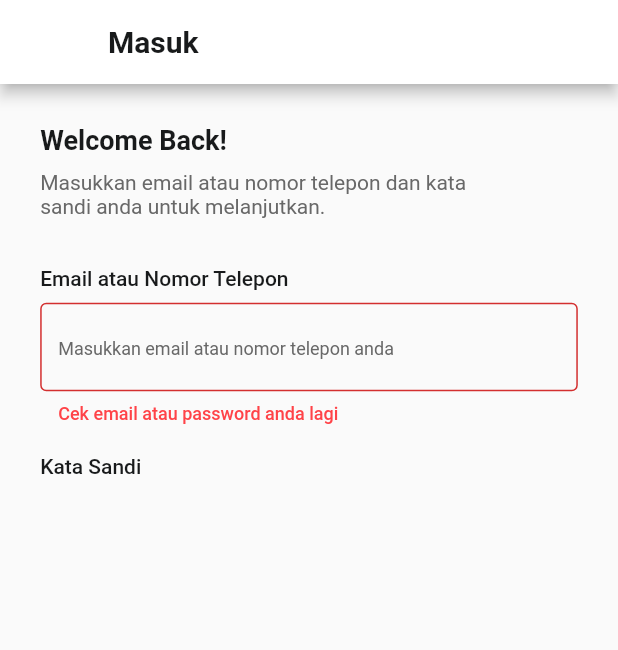
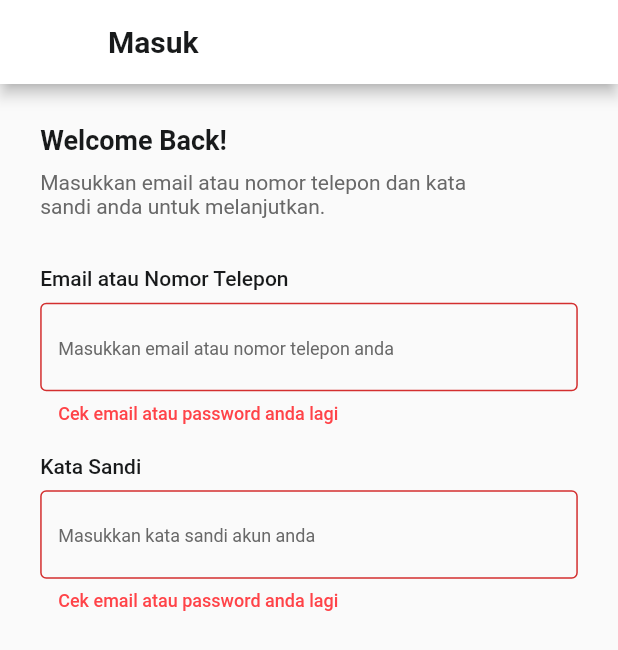
Before and after one commit to fadillaoegi/BlanjaLoka, a Flutter app: the screen it shows after launch, after a tap on "Masuk", on a phone screen of 412 x 824 dp. Shown: the top 650 px of the screen. Run offline on Flutter 3.47's test engine with Material 2 defaults, Android fonts, the phone set to English and light mode, and no system bars; our stand-ins replace google_fonts.

Commit message:
break update

```diff
--- a/lib/pages/login_page.dart
+++ b/lib/pages/login_page.dart
@@ -1,5 +1,6 @@
 import 'package:blanjaloka/styles/colors.dart';
 import 'package:blanjaloka/styles/textStyle.dart';
+import 'package:blanjaloka/widgets/inputPass.dart';
 import 'package:blanjaloka/widgets/inputText.dart';
 import 'package:flutter/material.dart';
 
@@ -69,7 +70,11 @@ class _LoginPageState extends State<LoginPage> {
                     style: textBlack500.copyWith(
                       fontSize: 14.0,
                     ),
-                  )
+                  ),
+                  const SizedBox(
+                    height: 8.0,
+                  ),
+                  const InputPass()
                 ],
               ),
             )),
--- /dev/null
+++ b/lib/widgets/inputPass.dart
@@ -0,0 +1,36 @@
+import 'package:blanjaloka/styles/colors.dart';
+import 'package:blanjaloka/styles/textStyle.dart';
+import 'package:flutter/material.dart';
+
+class InputPass extends StatefulWidget {
+  const InputPass({Key? key}) : super(key: key);
+
+  @override
+  State<InputPass> createState() => _InputPassState();
+}
+
+class _InputPassState extends State<InputPass> {
+  @override
+  Widget build(BuildContext context) {
+    return TextField(
+      autofocus: false,
+      cursorColor: Colors.black,
+      obscureText: true,
+      autocorrect: true,
+      decoration: InputDecoration(
+        hintText: "Masukkan kata sandi akun anda",
+        hintStyle: textGrey400.copyWith(
+          fontSize: 12.0,
+        ),
+        errorText: "Cek email atau password anda lagi",
+        errorStyle: textRed500,
+        border: const OutlineInputBorder(
+          borderSide: BorderSide(
+            color: ColorBlanjaloka.blackColor,
+            width: 5.0,
+          ),
+        ),
+      ),
+    );
+  }
+}
```
